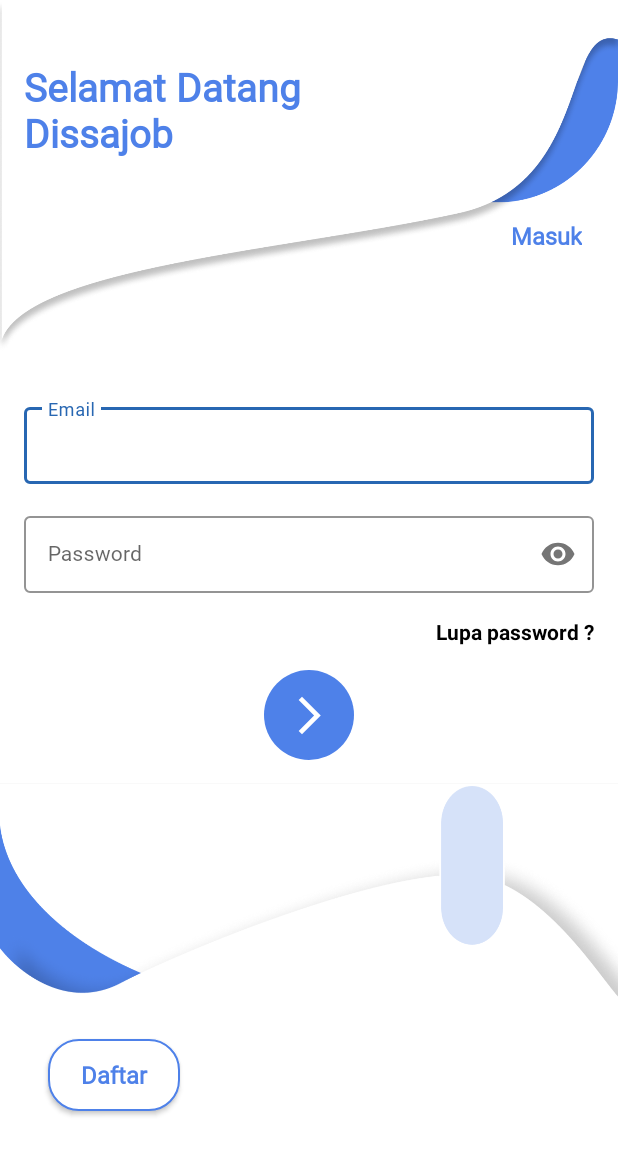
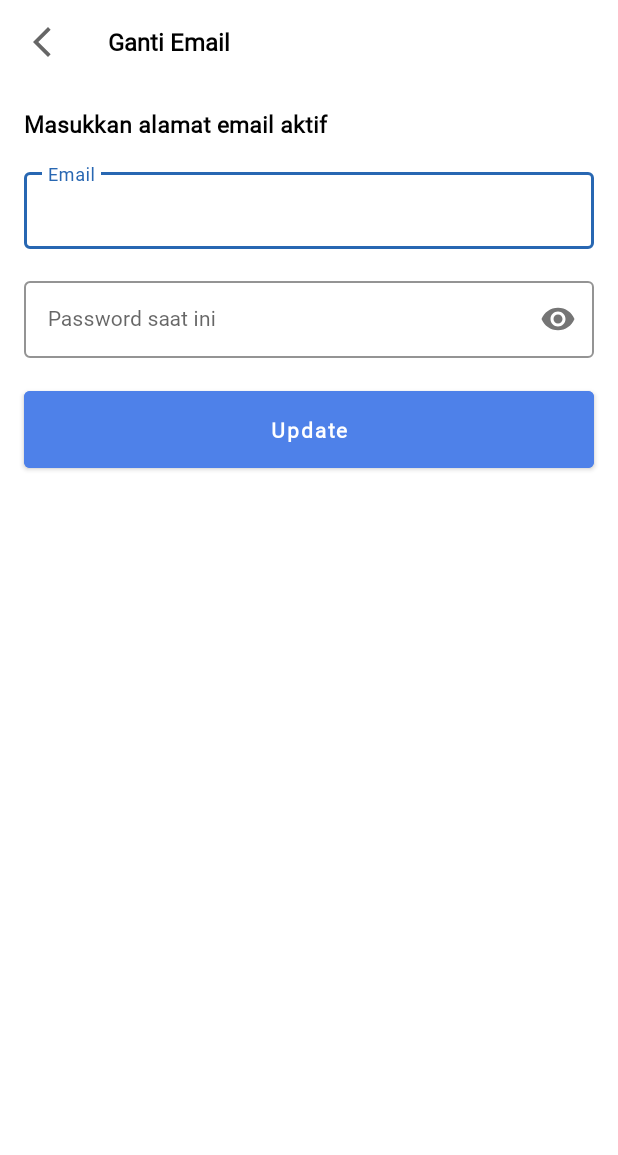
Before and after one commit to maulanarasoky/Dissajob-Applicant, an Android app: the screen it shows after launch (SignInActivity before the commit, ChangeEmailActivity after it), on a phone screen of 412 x 824 dp. Shown: the top 1155 px of the screen. Run offline under Robolectric (Android 15) with nearby library versions, the phone set to English and light mode, and no system bars; our stand-ins replace Firebase (no records; nobody signed in at launch, a user with empty details on screens opened directly), Room's generated code, paging; libraries missing offline, so code that uses them is left out: androidx.paging.

Commit message:
Make change email feature

```diff
--- a/app/src/main/AndroidManifest.xml
+++ b/app/src/main/AndroidManifest.xml
@@ -15,11 +15,12 @@
         android:supportsRtl="true"
         android:theme="@style/Theme.DissajobApplicant"
         tools:replace="android:icon">
-        <activity android:name=".ui.resetpassword.ResetPasswordActivity"></activity>
+        <activity android:name=".ui.home.HomeActivity" />
+        <activity android:name=".ui.resetpassword.ResetPasswordActivity" />
         <activity android:name=".ui.job.JobDetailsActivity" />
         <activity android:name=".ui.signup.SignUpActivity" />
         <activity android:name=".ui.signin.SignInActivity" />
-        <activity android:name=".ui.home.HomeActivity">
+        <activity android:name=".ui.settings.ChangeEmailActivity">
             <intent-filter>
                 <action android:name="android.intent.action.MAIN" />
 
--- a/app/src/main/java/org/d3ifcool/dissajobapplicant/data/source/local/room/DissajobApplicantDatabase.kt
+++ b/app/src/main/java/org/d3ifcool/dissajobapplicant/data/source/local/room/DissajobApplicantDatabase.kt
@@ -8,11 +8,12 @@ import org.d3ifcool.dissajobapplicant.data.source.local.entity.applicant.Applica
 import org.d3ifcool.dissajobapplicant.data.source.local.entity.application.ApplicationEntity
 import org.d3ifcool.dissajobapplicant.data.source.local.entity.job.JobDetailsEntity
 import org.d3ifcool.dissajobapplicant.data.source.local.entity.job.JobEntity
+import org.d3ifcool.dissajobapplicant.data.source.local.entity.job.SavedJobEntity
 import org.d3ifcool.dissajobapplicant.data.source.local.entity.recruiter.RecruiterEntity
 
 @Database(
-    entities = [JobEntity::class, JobDetailsEntity::class, ApplicationEntity::class, ApplicantEntity::class, RecruiterEntity::class],
-    version = 1,
+    entities = [JobEntity::class, JobDetailsEntity::class, SavedJobEntity::class, ApplicationEntity::class, ApplicantEntity::class, RecruiterEntity::class],
+    version = 2,
     exportSchema = false
 )
 abstract class DissajobApplicantDatabase : RoomDatabase() {
--- /dev/null
+++ b/app/src/main/res/layout/activity_change_email.xml
@@ -0,0 +1,108 @@
+<?xml version="1.0" encoding="utf-8"?>
+<androidx.constraintlayout.widget.ConstraintLayout xmlns:android="http://schemas.android.com/apk/res/android"
+    xmlns:app="http://schemas.android.com/apk/res-auto"
+    xmlns:tools="http://schemas.android.com/tools"
+    android:layout_width="match_parent"
+    android:layout_height="match_parent"
+    tools:context=".ui.settings.ChangeEmailActivity">
+
+    <androidx.appcompat.widget.Toolbar
+        android:id="@+id/toolbar"
+        android:layout_width="match_parent"
+        android:layout_height="?attr/actionBarSize"
+        android:background="@color/white"
+        android:theme="@style/CustomToolbar"
+        app:layout_constraintEnd_toEndOf="parent"
+        app:layout_constraintStart_toStartOf="parent"
+        app:layout_constraintTop_toTopOf="parent"
+        app:titleTextAppearance="@style/Toolbar.TitleText" />
+
+    <TextView
+        android:id="@+id/tvChangeEmailTitle"
+        android:layout_width="0dp"
+        android:layout_height="wrap_content"
+        android:layout_marginStart="@dimen/margin_16dp"
+        android:layout_marginTop="@dimen/margin_16dp"
+        android:fontFamily="@font/roboto"
+        android:text="@string/txt_change_email_description"
+        android:textColor="@color/text_color"
+        android:textSize="15sp"
+        android:textStyle="bold"
+        app:layout_constraintEnd_toEndOf="parent"
+        app:layout_constraintStart_toStartOf="parent"
+        app:layout_constraintTop_toBottomOf="@id/toolbar" />
+
+    <com.google.android.material.textfield.TextInputLayout
+        android:id="@+id/text_input_email"
+        style="@style/Widget.MaterialComponents.TextInputLayout.OutlinedBox"
+        android:layout_width="match_parent"
+        android:layout_height="wrap_content"
+        android:layout_marginStart="@dimen/margin_16dp"
+        android:layout_marginTop="@dimen/margin_16dp"
+        android:layout_marginEnd="@dimen/margin_16dp"
+        android:hint="@string/txt_email"
+        app:boxStrokeColor="@color/colorPrimary"
+        app:layout_constraintEnd_toEndOf="parent"
+        app:layout_constraintStart_toStartOf="parent"
+        app:layout_constraintTop_toBottomOf="@id/tvChangeEmailTitle">
+
+        <EditText
+            android:id="@+id/etEmail"
+            android:layout_width="match_parent"
+            android:layout_height="match_parent"
+            android:fontFamily="@font/roboto"
+            android:inputType="textEmailAddress"
+            android:padding="@dimen/margin_16dp"
+            android:textColor="@color/text_color"
+            android:textCursorDrawable="@drawable/cursor_color"
+            android:textSize="14sp" />
+
+    </com.google.android.material.textfield.TextInputLayout>
+
+    <com.google.android.material.textfield.TextInputLayout
+        android:id="@+id/text_input_password"
+        style="@style/Widget.MaterialComponents.TextInputLayout.OutlinedBox"
+        android:layout_width="match_parent"
+        android:layout_height="wrap_content"
+        android:layout_marginStart="@dimen/margin_16dp"
+        android:layout_marginTop="@dimen/margin_16dp"
+        android:layout_marginEnd="@dimen/margin_16dp"
+        android:hint="@string/txt_current_password"
+        app:boxStrokeColor="@color/colorPrimary"
+        app:layout_constraintEnd_toEndOf="parent"
+        app:layout_constraintStart_toStartOf="parent"
+        app:layout_constraintTop_toBottomOf="@id/text_input_email"
+        app:passwordToggleEnabled="true">
+
+        <EditText
+            android:id="@+id/etPassword"
+            android:layout_width="match_parent"
+            android:layout_height="match_parent"
+            android:fontFamily="@font/roboto"
+            android:inputType="textPassword"
+            android:padding="@dimen/margin_16dp"
+            android:textColor="@color/text_color"
+            android:textCursorDrawable="@drawable/cursor_color"
+            android:textSize="14sp" />
+
+    </com.google.android.material.textfield.TextInputLayout>
+
+    <Button
+        android:id="@+id/btnUpdate"
+        android:layout_width="match_parent"
+        android:layout_height="wrap_content"
+        android:layout_marginStart="@dimen/margin_16dp"
+        android:layout_marginTop="@dimen/margin_16dp"
+        android:layout_marginEnd="@dimen/margin_16dp"
+        android:backgroundTint="@color/header_color"
+        android:fontFamily="@font/roboto"
+        android:padding="@dimen/margin_16dp"
+        android:text="@string/txt_update"
+        android:textAllCaps="false"
+        android:textColor="@android:color/white"
+        android:textSize="14sp"
+        android:textStyle="bold"
+        app:layout_constraintEnd_toEndOf="parent"
+        app:layout_constraintStart_toStartOf="parent"
+        app:layout_constraintTop_toBottomOf="@id/text_input_password" />
+</androidx.constraintlayout.widget.ConstraintLayout>
--- a/app/src/main/res/layout/activity_job_details.xml
+++ b/app/src/main/res/layout/activity_job_details.xml
@@ -15,7 +15,7 @@
             android:layout_width="match_parent"
             android:layout_height="?attr/actionBarSize"
             android:background="@color/white"
-            android:theme="@style/JobDetailsToolbar"
+            android:theme="@style/CustomToolbar"
             app:layout_constraintEnd_toEndOf="parent"
             app:layout_constraintStart_toStartOf="parent"
             app:layout_constraintTop_toTopOf="parent"
--- a/app/src/main/res/layout/activity_reset_password.xml
+++ b/app/src/main/res/layout/activity_reset_password.xml
@@ -15,7 +15,7 @@
             android:layout_width="match_parent"
             android:layout_height="?attr/actionBarSize"
             android:background="@color/white"
-            android:theme="@style/JobDetailsToolbar"
+            android:theme="@style/CustomToolbar"
             app:layout_constraintEnd_toEndOf="parent"
             app:layout_constraintStart_toStartOf="parent"
             app:layout_constraintTop_toTopOf="parent"
--- a/app/src/main/res/values/strings.xml
+++ b/app/src/main/res/values/strings.xml
@@ -6,6 +6,7 @@
     <string name="txt_sign_up">Daftar</string>
     <string name="txt_email">Email</string>
     <string name="txt_password">Password</string>
+    <string name="txt_current_password">Password saat ini</string>
     <string name="txt_lupa_password">Lupa password ?</string>
     <string name="txt_first_name">Nama depan</string>
     <string name="txt_last_name">Nama belakang (opsional)</string>
@@ -68,4 +69,11 @@
 
     <!-- Home fragment -->
     <string name="txt_home_fragment_heading">Direkomendasikan untuk Anda</string>
+
+    <!-- Change email -->
+    <string name="txt_change_email_title">Ganti Email</string>
+    <string name="txt_change_email_description">Masukkan alamat email aktif</string>
+    <string name="txt_same_email">Email tidak boleh sama dengan yang sebelumnya</string>
+    <string name="txt_save">Simpan</string>
+    <string name="txt_update">Update</string>
 </resources>
--- a/app/src/main/res/values/themes.xml
+++ b/app/src/main/res/values/themes.xml
@@ -39,7 +39,7 @@
         <item name="android:fontFamily">@font/roboto</item>
     </style>
 
-    <style name="JobDetailsToolbar" parent="Base.Theme.AppCompat.Light.DarkActionBar">
+    <style name="CustomToolbar" parent="Base.Theme.AppCompat.Light.DarkActionBar">
         <item name="android:homeAsUpIndicator">@drawable/ic_arrow_back_black_24dp</item>
     </style>
 
```
Also changed, not shown: app/src/main/java/org/d3ifcool/dissajobapplicant/ui/settings/ChangeEmailActivity.kt (added, +125 -0 lines).
